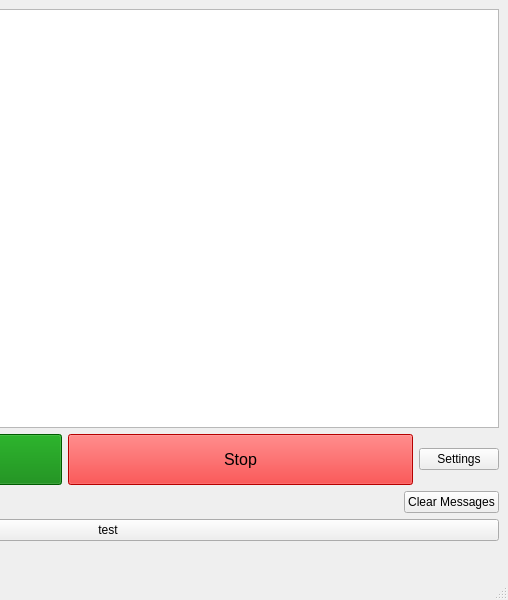
Before: the Qt Designer form src/gui/MainWindow.ui in orkiman/MachineController, drawn with Qt 5; both pictures show x 292 to 800 and y 0 to 600 of the 800 by 600 pixel window.
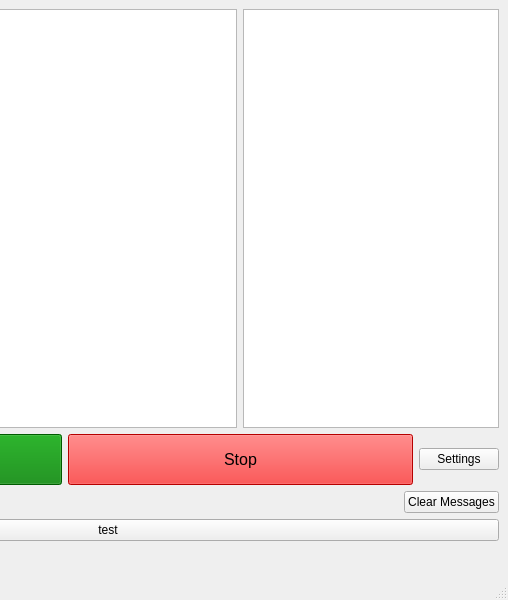
After: the same form once the commit is applied.

Commit message: test buttons added to mainwindow

```diff
--- a/src/gui/MainWindow.ui
+++ b/src/gui/MainWindow.ui
@@ -62,6 +62,22 @@
         </property>
        </widget>
       </item>
+      <item>
+       <widget class="QTableWidget" name="glueTestTable">
+        <property name="sizePolicy">
+         <sizepolicy hsizetype="Preferred" vsizetype="Expanding">
+          <horstretch>0</horstretch>
+          <verstretch>0</verstretch>
+         </sizepolicy>
+        </property>
+        <property name="editTriggers">
+         <set>QAbstractItemView::EditTrigger::NoEditTriggers</set>
+        </property>
+        <property name="selectionMode">
+         <enum>QAbstractItemView::SelectionMode::NoSelection</enum>
+        </property>
+       </widget>
+      </item>
      </layout>
     </item>
     <item>
```
The commit also changes 5 other files.
